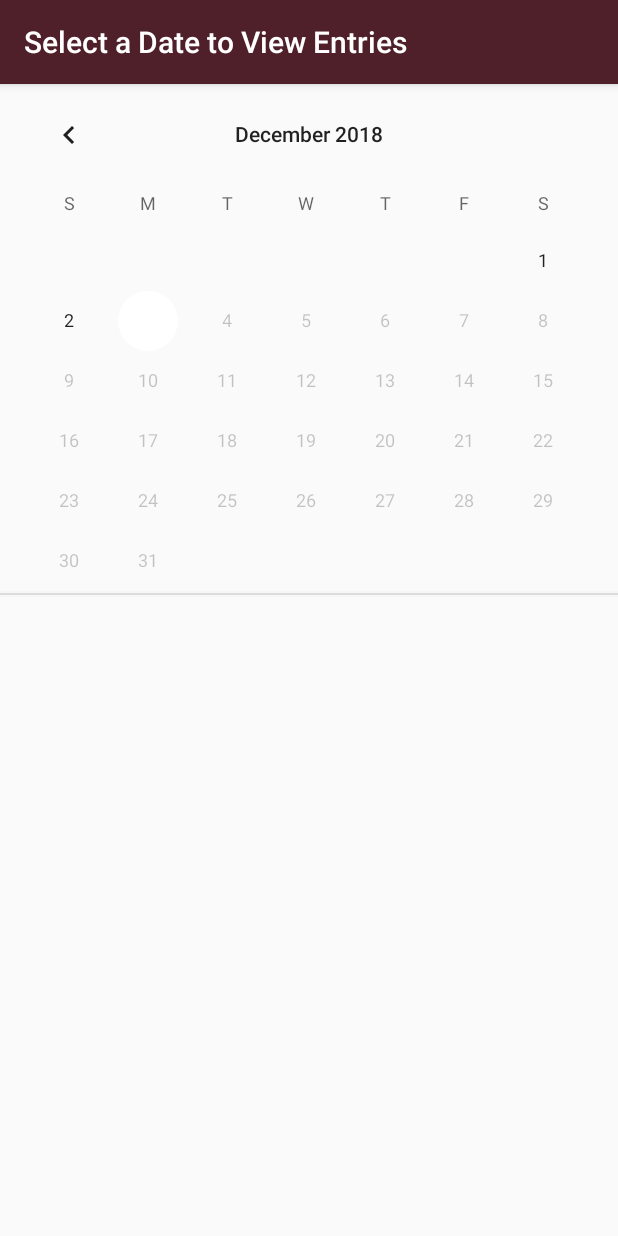
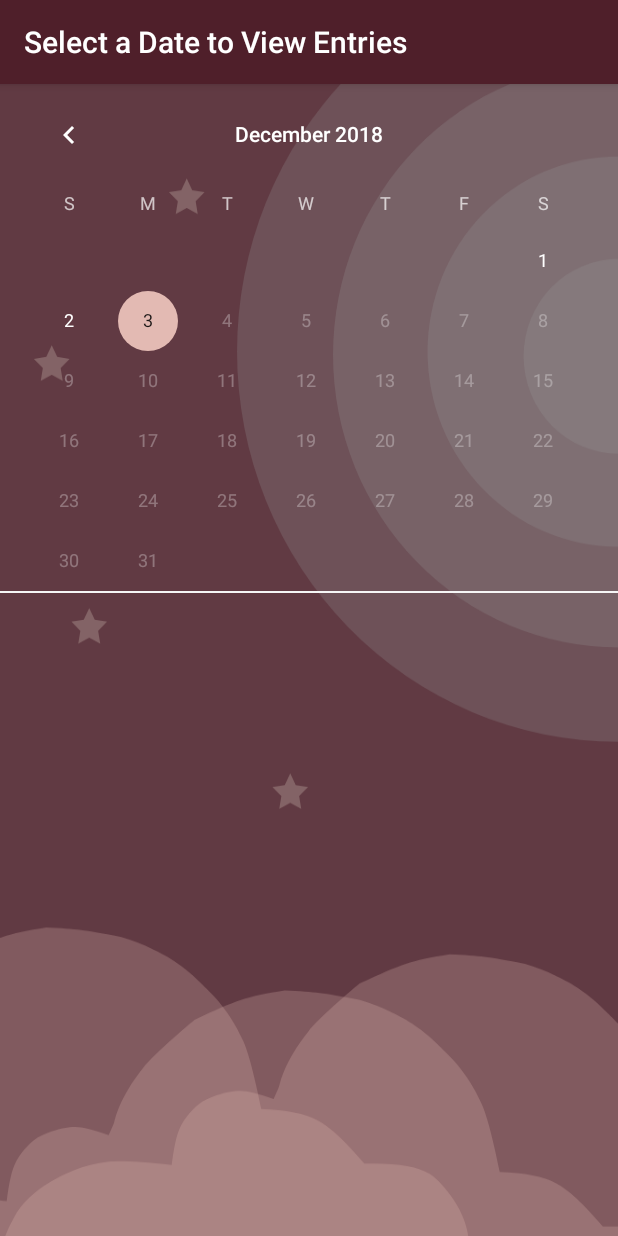
Before and after one commit to jzirkin/cmsc436-feelings_diary, an Android app: the CalendarActivity screen opened directly, with no data from a screen before it, on a phone screen of 412 x 824 dp. Run offline under Robolectric (Android 15) with nearby library versions, the phone set to English and light mode, and no system bars; our stand-ins replace Firebase (no records; nobody signed in at launch, a user with empty details on screens opened directly).

Commit message:
updated calendar UI + colors

```diff
--- a/app/src/main/java/cmsc436/feelingsdiary/CalendarActivity.java
+++ b/app/src/main/java/cmsc436/feelingsdiary/CalendarActivity.java
@@ -43,11 +43,11 @@ public class CalendarActivity extends AppCompatActivity {
             View view = super.getView(position, convertView, parent);
             int rating = Integer.parseInt(mSelectedDateEntryList.get(position).getRating());
             if (rating >= 4)
-                view.setBackgroundColor(Color.parseColor("#88D7BF"));
+                view.setBackgroundColor(Color.parseColor("#849974"));
             else if (rating > 2)
-                view.setBackgroundColor(Color.parseColor("#EEC964"));
+                view.setBackgroundColor(Color.parseColor("#E9DCCD"));
             else
-                view.setBackgroundColor(Color.parseColor("#D06A74"));
+                view.setBackgroundColor(Color.parseColor("#36384C"));
 
             return view;
         }
--- a/app/src/main/res/layout/activity_calendar.xml
+++ b/app/src/main/res/layout/activity_calendar.xml
@@ -2,6 +2,7 @@
 <LinearLayout
     xmlns:tools="http://schemas.android.com/tools"
     xmlns:android="http://schemas.android.com/apk/res/android"
+    android:background="@drawable/ic_background_login"
     android:layout_width="match_parent"
     android:layout_height="match_parent"
     tools:context=".CalendarActivity"
@@ -12,14 +13,9 @@
     <CalendarView
         android:id="@+id/calendar_view"
         android:layout_width="match_parent"
-        android:layout_height="wrap_content">
+        android:layout_height="wrap_content"
+        android:theme="@style/CalenderViewCustom">
     </CalendarView>
-
-    <View
-        android:id="@+id/divider"
-        android:layout_width="match_parent"
-        android:layout_height="1dp"
-        android:background="?android:attr/listDivider" />
 
     <ListView
         android:id="@+id/entry_list_view"
--- a/app/src/main/res/values/colors.xml
+++ b/app/src/main/res/values/colors.xml
@@ -5,4 +5,6 @@
     <color name="colorAccent">#FFFFFF</color>
     <color name="white">#FFFFFF</color>
     <color name="cream">#E9DCCD</color>
+    <color name="petal">#E3BAB3</color>
+    <color name="fresh">#849974</color>
 </resources>
--- a/app/src/main/res/values/styles.xml
+++ b/app/src/main/res/values/styles.xml
@@ -6,6 +6,11 @@
         <item name="colorPrimary">@color/colorPrimary</item>
         <item name="colorPrimaryDark">@color/colorPrimaryDark</item>
         <item name="colorAccent">@color/colorAccent</item>
+    </style>
+
+    <style name="CalenderViewCustom" parent="Theme.AppCompat">
+        <item name="colorAccent">@color/petal</item>
+        <item name="colorPrimary">@color/cream</item>
     </style>
 
     <style name="AppTheme.NoActionBar">
```
Also changed, not shown: app/src/main/java/cmsc436/feelingsdiary/SearchListAdapter.java (+12 -12 lines).
